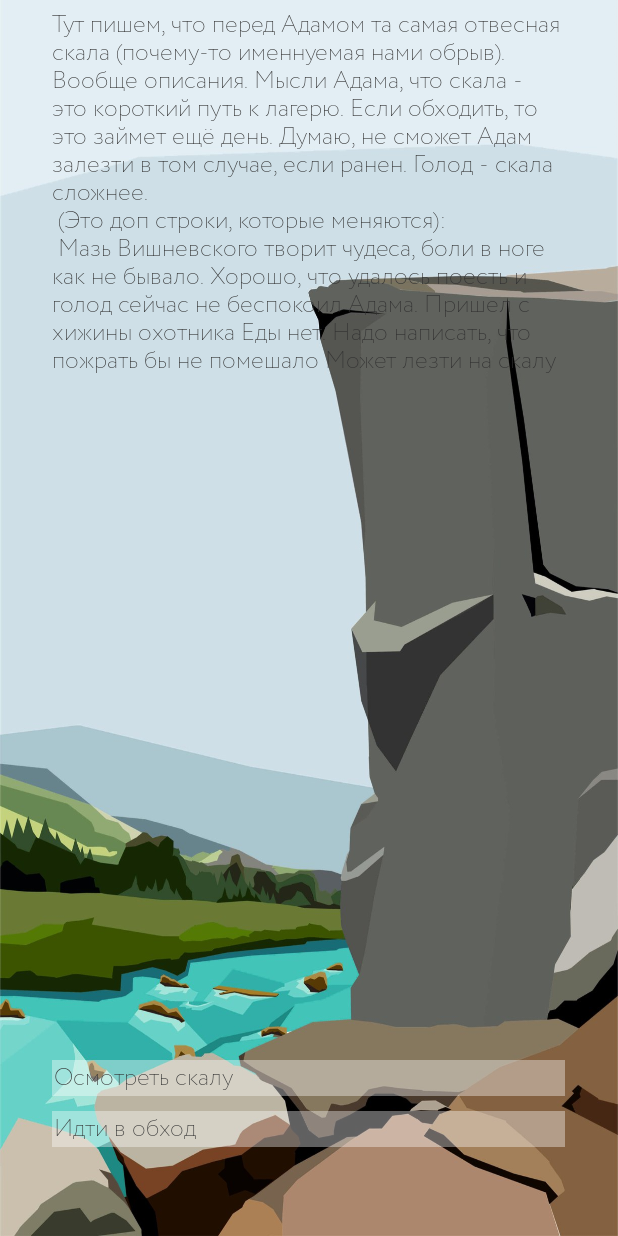
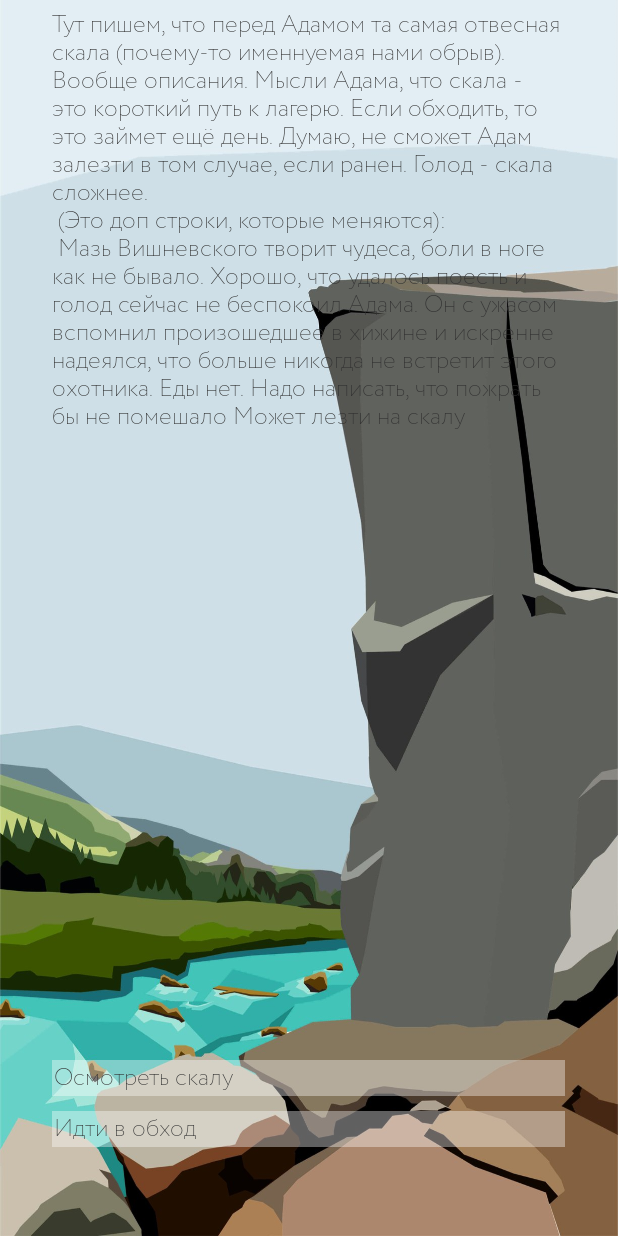
Before and after one commit to HeilagrOleg/LastSpring, an Android app: the PrologueBeforeBreakage screen opened directly, with no data from a screen before it, on a phone screen of 412 x 824 dp. Run offline under Robolectric (Android 15) with nearby library versions, the phone set to English and light mode, and no system bars.

Commit message:
sosi pisos

```diff
--- a/app/src/main/res/values/strings.xml
+++ b/app/src/main/res/values/strings.xml
@@ -844,7 +844,7 @@
         Адам никогда не боялся промокнуть под дождём, но всё же приятного в этом было мало. Есть риск простудиться, а ему и без этого хватало проблем.
     </string>
     <string name="prologue_before_breakage_text_lodge">
-        Пришел с хижины охотника
+        Он с ужасом вспомнил произошедшее в хижине и искренне надеялся, что больше никогда не встретит этого охотника.
     </string>
     <string name="prologue_before_breakage_text_food">
         У Адама ещё была еда. Можно снова перекусить.
```
